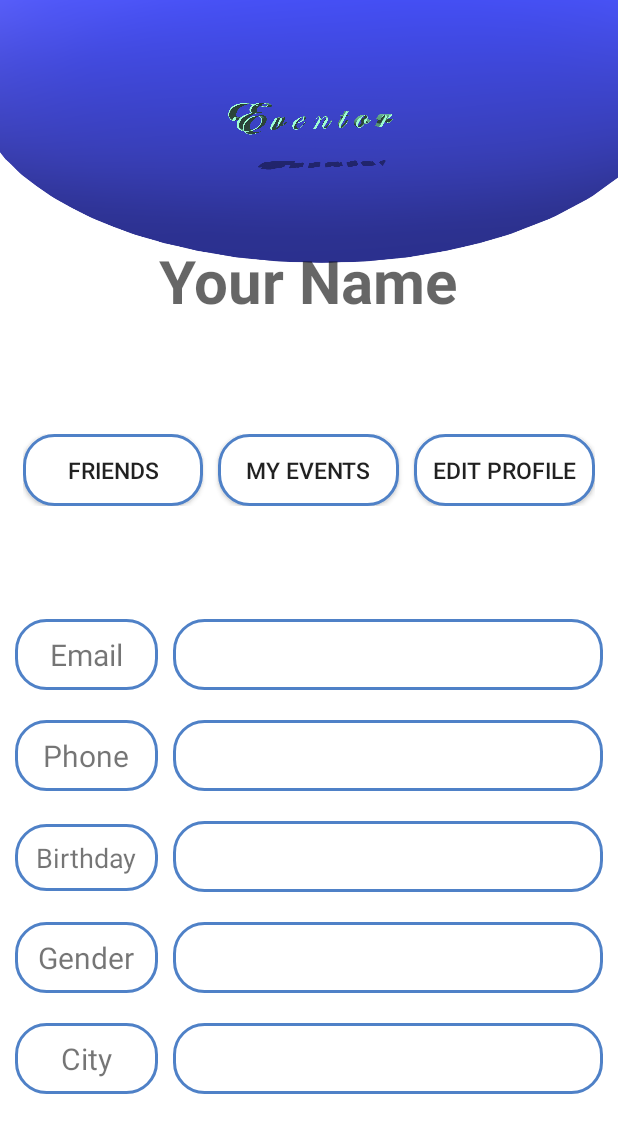
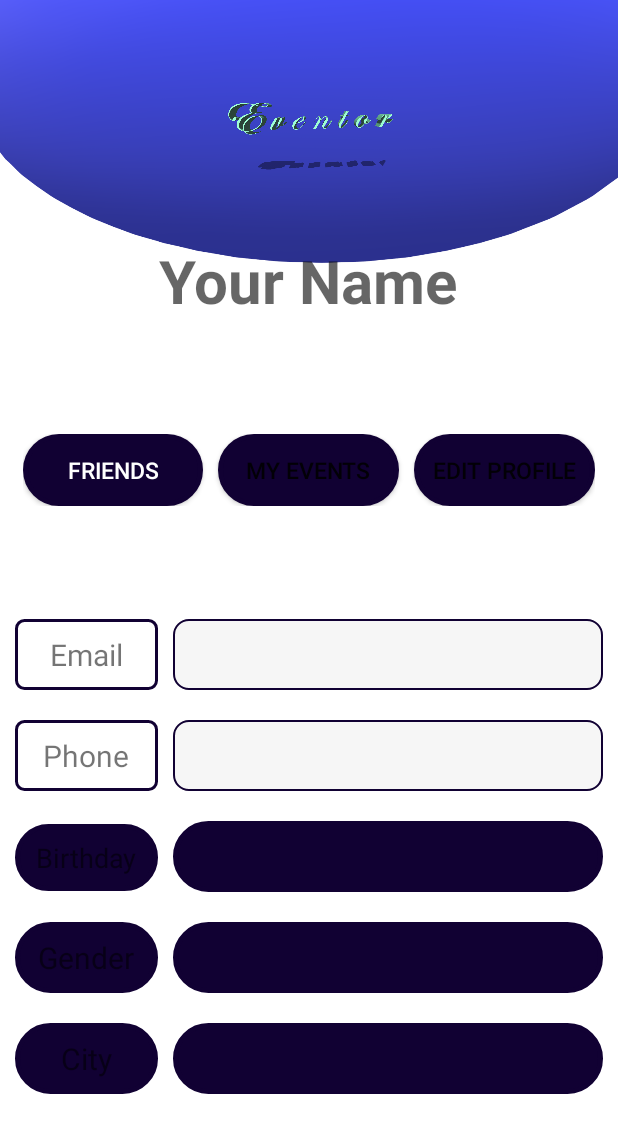
Before and after one commit to hamzahijazi98/PIS, an Android app: the layout fragment_profile_page_personal.xml on its own in the app's theme, with its tools: preview values and no code run, on a phone screen of 412 x 824 dp. Shown: the top 1133 px of the screen. Run offline under Robolectric (Android 15) with nearby library versions, the phone set to English and light mode, and no system bars; Roboto replaces fonts that are not available here.

Commit message:
design new design new desing new desing new design for new new design

```diff
--- a/app/src/main/AndroidManifest.xml
+++ b/app/src/main/AndroidManifest.xml
@@ -36,7 +36,11 @@
         <activity android:name=".Events.EvenstList" />
         <activity android:name=".EventsList" />
         <activity android:name=".profile.Friends" />
-        <activity android:name=".Events.MyCardInvitation" />
+        <activity android:name=".Events.MyCardInvitation"
+            android:theme="@style/MenuTheme"
+            >
+
+        </activity>
         <activity android:name=".Events.VideoInvitation" />
         <!--
              The API key for Google Maps-based APIs is defined as a string resource.
--- a/app/src/main/java/com/uni/pis/homefrags/HomeFrag.kt
+++ b/app/src/main/java/com/uni/pis/homefrags/HomeFrag.kt
@@ -75,7 +75,6 @@ class HomeFrag : Fragment(), AdapterView.OnItemClickListener {
                     trans.replace(R.id.FrameHome,ProfilePagePersonalFrag())
                     trans.addToBackStack(null)
                     trans.commit()
-
                 }
             }
 
--- a/app/src/main/res/drawable/roundedbutton.xml
+++ b/app/src/main/res/drawable-anydpi/roundedbutton.xml
@@ -3,10 +3,12 @@
 
         <item>
             <shape android:shape="rectangle">
-                <solid android:color="@color/whiteBackGround"/>
-                <stroke android:color="@color/colorAccent" android:width="2dp" />
+                <solid android:color="@color/blueblack"/>
+                <stroke android:color="@color/blueblack" android:width="3dp" />
                 <!--corners allow us to make the rounded corners button-->
-                <corners android:radius="20dp" />
+                <corners android:radius="50dp" />
+
             </shape>
+
         </item>
 </selector>
--- /dev/null
+++ b/app/src/main/res/drawable-anydpi/textviewshape.xml
@@ -0,0 +1,18 @@
+<?xml version="1.0" encoding="utf-8"?>
+<selector xmlns:android="http://schemas.android.com/apk/res/android">
+
+    <item>
+        <shape
+            android:shape="rectangle">
+            <solid android:color="@color/test"/>
+            <stroke android:color="@color/blueblack" android:width="1dp" />
+            <corners android:radius="10dp" />
+        </shape>
+
+    </item>
+
+
+
+
+
+</selector>
--- /dev/null
+++ b/app/src/main/res/drawable/hinttextview.xml
@@ -0,0 +1,20 @@
+<?xml version="1.0" encoding="utf-8"?>
+<selector xmlns:android="http://schemas.android.com/apk/res/android">
+
+
+
+
+    <item>
+        <shape android:shape="rectangle">
+            <solid android:color="@color/whiteBackGround"/>
+            <stroke android:color="@color/blueblack" android:width="2dp" />
+            <!--corners allow us to make the rounded corners button-->
+            <corners android:radius="5dp"/>
+
+        </shape>
+    </item>
+
+
+
+
+</selector>
--- /dev/null
+++ b/app/src/main/res/drawable/ic_edit.xml
@@ -0,0 +1,5 @@
+<vector android:height="24dp" android:tint="#1F2999"
+    android:viewportHeight="24.0" android:viewportWidth="24.0"
+    android:width="24dp" xmlns:android="http://schemas.android.com/apk/res/android">
+    <path android:fillColor="#FF000000" android:pathData="M3,17.25V21h3.75L17.81,9.94l-3.75,-3.75L3,17.25zM20.71,7.04c0.39,-0.39 0.39,-1.02 0,-1.41l-2.34,-2.34c-0.39,-0.39 -1.02,-0.39 -1.41,0l-1.83,1.83 3.75,3.75 1.83,-1.83z"/>
+</vector>
--- a/app/src/main/res/layout/activity_edit_event.xml
+++ b/app/src/main/res/layout/activity_edit_event.xml
@@ -4,7 +4,8 @@
     xmlns:tools="http://schemas.android.com/tools"
     android:layout_width="match_parent"
     android:layout_height="match_parent"
-    tools:context=".Events.EditEvent">
+    tools:context=".Events.EditEvent"
+    >
 <ScrollView
     android:layout_width="match_parent"
     android:layout_height="match_parent"
--- a/app/src/main/res/layout/cardview_event_viewer.xml
+++ b/app/src/main/res/layout/cardview_event_viewer.xml
@@ -3,7 +3,7 @@
     android:layout_width="match_parent"
     android:layout_height="wrap_content"
     xmlns:app="http://schemas.android.com/apk/res-auto"
-    android:background="@color/green"
+
     app:cardElevation="5dp"
     app:cardUseCompatPadding="true"
   >
--- a/app/src/main/res/layout/fragment_profile_page_personal.xml
+++ b/app/src/main/res/layout/fragment_profile_page_personal.xml
@@ -48,15 +48,18 @@
                 android:layout_marginTop="60dp"
                 android:layout_marginBottom="40dp"
                 android:gravity="center"
+
                 android:orientation="horizontal"
                 android:padding="15dp">
 
                 <Button
+
                     android:id="@+id/btn_friends"
                     android:layout_width="0dp"
                     android:layout_height="wrap_content"
                     android:layout_marginEnd="10dp"
                     android:layout_weight="1"
+                    android:textColor="@color/whiteBackGround"
                     android:background="@drawable/roundedbutton"
                     android:text="@string/friends"
                     android:textSize="15sp" />
@@ -101,7 +104,7 @@
                         android:layout_height="wrap_content"
                         android:layout_marginEnd="10dp"
                         android:layout_weight="1"
-                        android:background="@drawable/roundedbutton"
+                        android:background="@drawable/hinttextview"
                         android:gravity="center"
                         android:padding="10dp"
                         android:text="@string/prompt_email"
@@ -114,7 +117,7 @@
                         android:layout_height="wrap_content"
                         android:layout_weight="3"
                         android:gravity="center"
-                        android:background="@drawable/roundedbutton"
+                        android:background="@drawable/textviewshape"
                         android:padding="10dp"
                         android:textSize="20sp"
 
@@ -134,7 +137,7 @@
                         android:layout_height="wrap_content"
                         android:layout_marginEnd="10dp"
                         android:layout_weight="1"
-                        android:background="@drawable/roundedbutton"
+                        android:background="@drawable/hinttextview"
                         android:gravity="center"
                         android:padding="10dp"
                         android:text="@string/phone"
@@ -146,7 +149,7 @@
                         android:layout_width="0dp"
                         android:layout_height="wrap_content"
                         android:layout_weight="3"
-                        android:background="@drawable/roundedbutton"
+                        android:background="@drawable/textviewshape"
                         android:gravity="center"
                         android:padding="10dp"
                         android:textSize="20sp" />
--- a/app/src/main/res/layout/home_cardview.xml
+++ b/app/src/main/res/layout/home_cardview.xml
@@ -6,7 +6,7 @@
     app:cardCornerRadius="50dp"
     app:cardPreventCornerOverlap="true"
     app:cardElevation="150dp"
-    app:cardBackgroundColor="@color/homeitem"
+    app:cardBackgroundColor="@color/blueblack"
 
     >
 
--- a/app/src/main/res/values/colors.xml
+++ b/app/src/main/res/values/colors.xml
@@ -1,11 +1,11 @@
 <?xml version="1.0" encoding="utf-8"?>
 <resources>
-    <color name="colorPrimary">#edffea</color>
-    <color name="colorPrimaryDark">#1089ff</color>
+    <color name="colorPrimary">#8785a2</color>
+    <color name="colorPrimaryDark">#33425b</color>
     <color name="colorAccent">#4f81c7</color>
     <color name="whiteBackGround">#ffffff</color>
-    <color name="homeitem">#1b262c </color>
-    <color name="green">#1d4d4f</color>
     <color name="blueblack">#110133</color>
     <color name="lightwhite">#ecfcff</color>
+    <color name="test">#f6f6f6</color>
+    <color name="gray">#758184</color>
 </resources>
--- a/app/src/main/res/values/strings.xml
+++ b/app/src/main/res/values/strings.xml
@@ -75,4 +75,5 @@
 
 
     <string name="rejcet">Rejcet</string>
+    <string name="edit">Edit</string>
 </resources>
--- a/app/src/main/res/values/styles.xml
+++ b/app/src/main/res/values/styles.xml
@@ -8,4 +8,11 @@
         <item name="colorAccent">@color/colorAccent</item>
     </style>
 
+    <style name="MenuTheme" parent="Theme.AppCompat.Light.DarkActionBar">
+        <!-- Customize your theme here. -->
+        <item name="colorPrimary">@color/colorPrimary</item>
+        <item name="colorPrimaryDark">@color/colorPrimaryDark</item>
+        <item name="colorAccent">@color/colorAccent</item>
+    </style>
+
 </resources>
```
Also changed, not shown: app/src/main/java/com/uni/pis/Events/MyCardInvitation.kt (+22 -23 lines), app/src/main/res/layout/activity_mycardinvitation.xml (+0 -7 lines), app/src/main/res/menu/menu.xml (+14 -5 lines).
